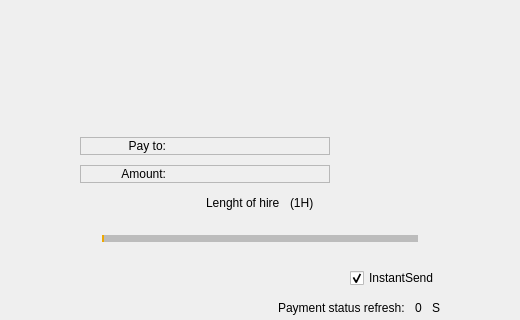
The window that src/qt/forms/adddockerservicedlg.ui (MassGrid/MassGrid) describes before a commit, drawn with Qt 5; both pictures show x 115 to 635 and y 105 to 425 of the 750 by 578 pixel window.
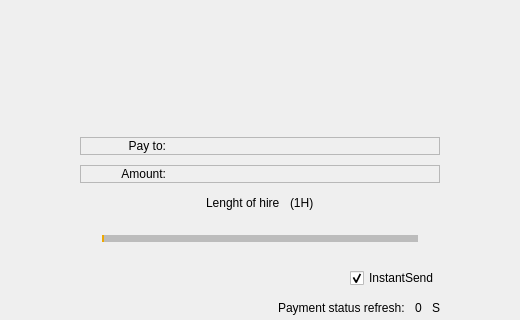
The same window after the commit. Icons and pictures are not drawn. Custom widgets are drawn as their Qt base class.

What changed in the file:
```diff
--- a/src/qt/forms/adddockerservicedlg.ui
+++ b/src/qt/forms/adddockerservicedlg.ui
@@ -1067,7 +1067,7 @@
                  <item>
                   <widget class="QFrame" name="frame_8">
                    <property name="sizePolicy">
-                    <sizepolicy hsizetype="Fixed" vsizetype="Fixed">
+                    <sizepolicy hsizetype="Expanding" vsizetype="Fixed">
                      <horstretch>0</horstretch>
                      <verstretch>0</verstretch>
                     </sizepolicy>
@@ -1142,7 +1142,7 @@
                  <item>
                   <widget class="QFrame" name="frame_9">
                    <property name="sizePolicy">
-                    <sizepolicy hsizetype="Fixed" vsizetype="Fixed">
+                    <sizepolicy hsizetype="Expanding" vsizetype="Fixed">
                      <horstretch>0</horstretch>
                      <verstretch>0</verstretch>
                     </sizepolicy>
```
